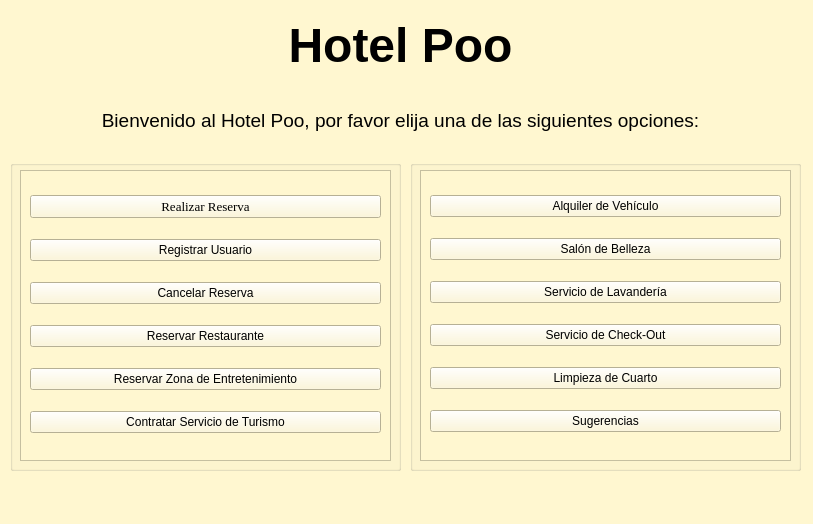
Old version of the form gui/MainWindowHotel.ui in the repository juankkay010/Hotel-POO.
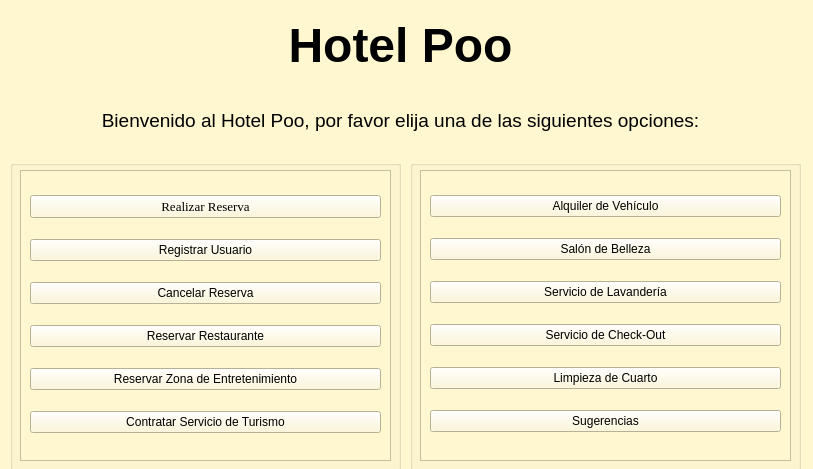
New version of the form.

The edit to the form file:
```diff
--- a/gui/MainWindowHotel.ui
+++ b/gui/MainWindowHotel.ui
@@ -7,7 +7,7 @@
     <x>0</x>
     <y>0</y>
     <width>813</width>
-    <height>524</height>
+    <height>469</height>
    </rect>
   </property>
   <property name="minimumSize">
```
Left out of the diff: 14 changed lines with no effect on the pictures.
